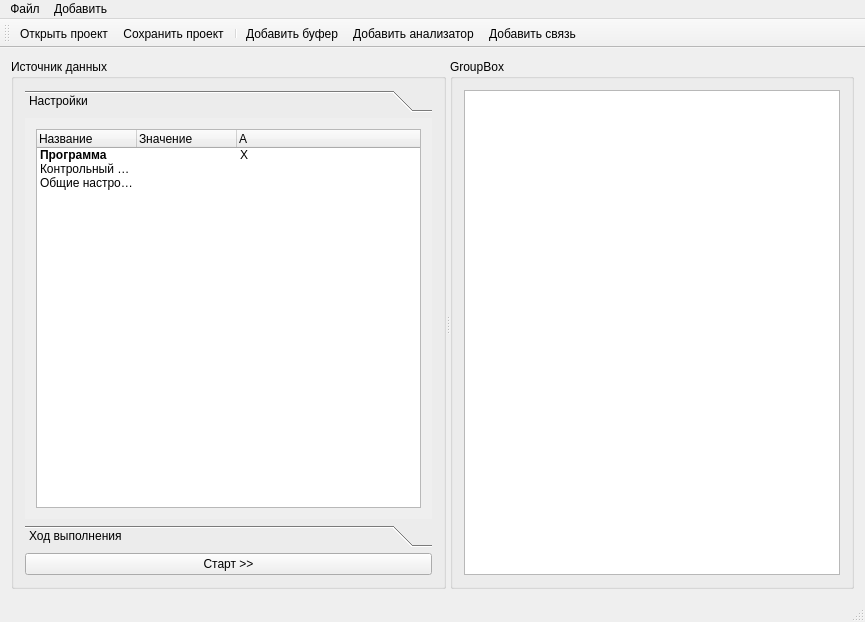
The window that mainwindow.ui (procurator5/nestego) describes before a commit, drawn with Qt 5.
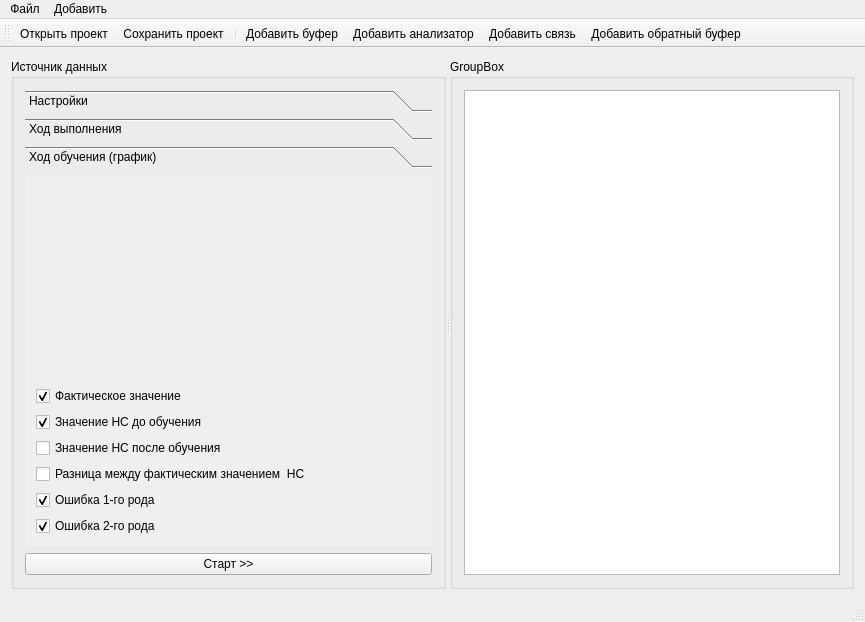
The same window after the commit. The open tabs and pages were chosen to show the change. Icons and pictures are not drawn. Custom widgets are drawn as their Qt base class.

Commit message: Рисование графиков Задел для автоматического обучения по выборке файлов

```diff
--- a/mainwindow.ui
+++ b/mainwindow.ui
@@ -36,7 +36,7 @@
              <x>0</x>
              <y>0</y>
              <width>408</width>
-             <height>386</height>
+             <height>355</height>
             </rect>
            </property>
            <attribute name="label">
@@ -61,7 +61,7 @@
                <number>3</number>
               </property>
               <attribute name="headerVisible">
-               <bool>true</bool>
+               <bool>false</bool>
               </attribute>
               <attribute name="headerCascadingSectionResizes">
                <bool>true</bool>
@@ -264,7 +264,149 @@
            </attribute>
            <layout class="QHBoxLayout" name="horizontalLayout">
             <item>
-             <widget class="QTextBrowser" name="textBrowser"/>
+             <widget class="QStackedWidget" name="stackedWidget">
+              <property name="currentIndex">
+               <number>1</number>
+              </property>
+              <widget class="QWidget" name="page">
+               <layout class="QGridLayout" name="gridLayout_7">
+                <item row="0" column="0">
+                 <widget class="QGroupBox" name="groupBox_4">
+                  <property name="title">
+                   <string>Отладка</string>
+                  </property>
+                  <layout class="QGridLayout" name="gridLayout_2">
+                   <item row="0" column="0">
+                    <widget class="QTextBrowser" name="debugBrowser"/>
+                   </item>
+                  </layout>
+                 </widget>
+                </item>
+               </layout>
+              </widget>
+              <widget class="QWidget" name="page_3">
+               <layout class="QVBoxLayout" name="verticalLayout_4">
+                <item>
+                 <widget class="QGroupBox" name="groupBox_3">
+                  <property name="title">
+                   <string>Общая информация</string>
+                  </property>
+                  <layout class="QVBoxLayout" name="verticalLayout_5">
+                   <item>
+                    <widget class="QTextBrowser" name="textBrowser"/>
+                   </item>
+                   <item>
+                    <layout class="QHBoxLayout" name="horizontalLayout">
+                     <item>
+                      <spacer name="horizontalSpacer">
+                       <property name="orientation">
+                        <enum>Qt::Horizontal</enum>
+                       </property>
+                       <property name="sizeHint" stdset="0">
+                        <size>
+                         <width>40</width>
+                         <height>20</height>
+                        </size>
+                       </property>
+                      </spacer>
+                     </item>
+                     <item>
+                      <widget class="QPushButton" name="pushButton_2">
+                       <property name="text">
+                        <string>Сохранить в csv</string>
+                       </property>
+                       <property name="icon">
+                        <iconset resource="icons.qrc">
+                         <normaloff>:/options/document-save-all.png</normaloff>:/options/document-save-all.png</iconset>
+                       </property>
+                      </widget>
+                     </item>
+                    </layout>
+                   </item>
+                  </layout>
+                 </widget>
+                </item>
+               </layout>
+              </widget>
+             </widget>
+            </item>
+           </layout>
+          </widget>
+          <widget class="QWidget" name="page_4">
+           <property name="geometry">
+            <rect>
+             <x>0</x>
+             <y>0</y>
+             <width>408</width>
+             <height>355</height>
+            </rect>
+           </property>
+           <attribute name="label">
+            <string>Ход обучения (график)</string>
+           </attribute>
+           <layout class="QVBoxLayout" name="verticalLayout_2">
+            <item>
+             <widget class="QwtPlot" name="qwtPlot" native="true"/>
+            </item>
+            <item>
+             <widget class="QCheckBox" name="checkBox">
+              <property name="text">
+               <string>Фактическое значение</string>
+              </property>
+              <property name="checked">
+               <bool>true</bool>
+              </property>
+             </widget>
+            </item>
+            <item>
+             <widget class="QCheckBox" name="checkBox_2">
+              <property name="text">
+               <string>Значение НС до обучения</string>
+              </property>
+              <property name="checked">
+               <bool>true</bool>
+              </property>
+             </widget>
+            </item>
+            <item>
+             <widget class="QCheckBox" name="checkBox_3">
+              <property name="text">
+               <string>Значение НС после обучения</string>
+              </property>
+              <property name="checked">
+               <bool>false</bool>
+              </property>
+             </widget>
+            </item>
+            <item>
+             <widget class="QCheckBox" name="checkBox_4">
+              <property name="text">
+               <string>Разница между фактическим значением  НС</string>
+              </property>
+              <property name="checked">
+               <bool>false</bool>
+              </property>
+             </widget>
+            </item>
+            <item>
+             <widget class="QCheckBox" name="checkBox_5">
+              <property name="text">
+               <string>Ошибка 1-го рода</string>
+              </property>
+              <property name="checked">
+               <bool>true</bool>
+              </property>
+             </widget>
+            </item>
+            <item>
+             <widget class="QCheckBox" name="checkBox_6">
+              <property name="text">
+               <string>Ошибка 2-го рода</string>
+              </property>
+              <property name="checked">
+               <bool>true</bool>
+              </property>
+             </widget>
             </item>
            </layout>
           </widget>
@@ -340,6 +482,7 @@
    <addaction name="action_addBuffer"/>
    <addaction name="action_addAnalyze"/>
    <addaction name="action_addEdge"/>
+   <addaction name="action_feedbackBuffer"/>
   </widget>
   <widget class="QStatusBar" name="statusBar"/>
   <action name="action_addAnalyze">
@@ -387,8 +530,21 @@
     <string>Добавить связь</string>
    </property>
   </action>
+  <action name="action_feedbackBuffer">
+   <property name="text">
+    <string>Добавить обратный буфер</string>
+   </property>
+  </action>
  </widget>
  <layoutdefault spacing="6" margin="11"/>
+ <customwidgets>
+  <customwidget>
+   <class>QwtPlot</class>
+   <extends>QWidget</extends>
+   <header location="global">qwt-qt4/qwt_plot.h</header>
+   <container>1</container>
+  </customwidget>
+ </customwidgets>
  <resources>
   <include location="icons.qrc"/>
  </resources>
```
Left out of the diff: 8 changed lines with no effect on the pictures. The commit also changes 20 other files.
